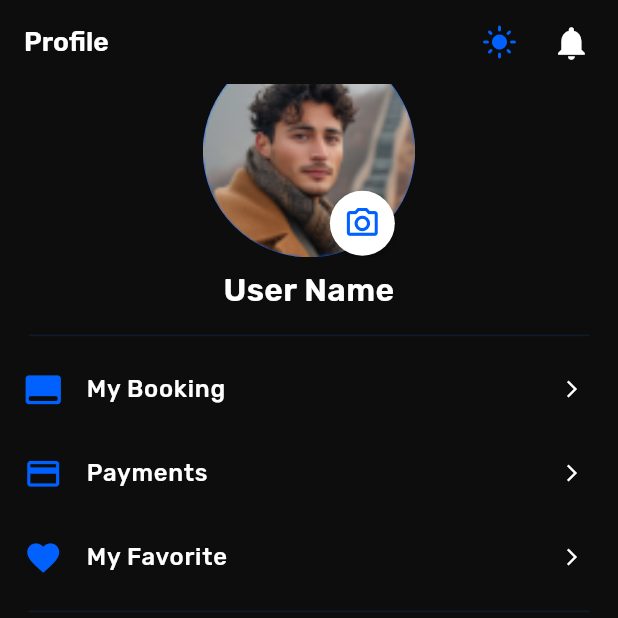
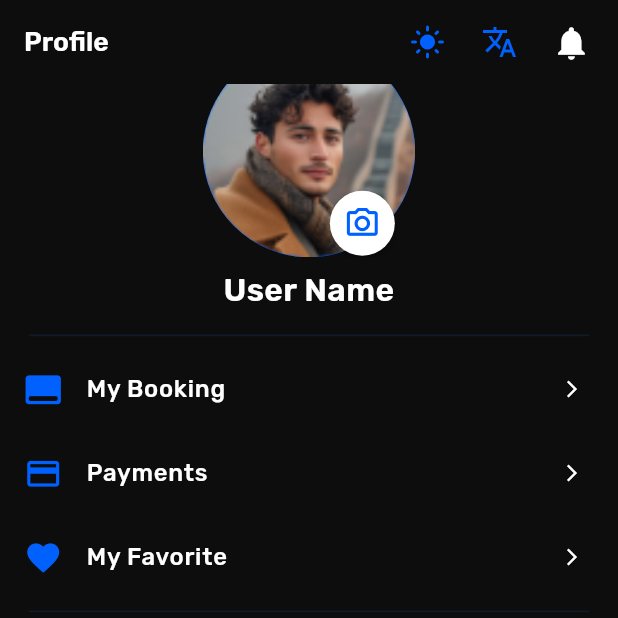
Before and after one commit to Dada6x/easyrent, a Flutter app: the screen it shows after launch, item 3 of the bottom bar chosen, scrolled down 49 dp, after a tap on the "dark mode" icon, on a phone screen of 412 x 824 dp, the top half of it. Run offline on Flutter 3.47's test engine with Material 3 defaults, Android fonts, the phone set to English and light mode, and no system bars; our stand-ins replace animated_theme_switcher, card_swiper, dio, fancy_shimmer_image, flutter_map, flutter_screenutil and 8 more; missing offline and left inert: panorama_viewer.

Commit message:
testing saving prefrences for the theme and the language

```diff
--- a/lib/core/services/app/controller/app_controller.dart
+++ b/lib/core/services/app/controller/app_controller.dart
@@ -7,14 +7,16 @@ import 'package:internet_connection_checker_plus/internet_connection_checker_plu
 //! this controller manage three things theme , language , and internet connection
 class AppController extends GetxController {
   RxBool isDarkMode = false.obs;
-  bool isArabic = true;
+  RxBool isArabic = true.obs;
+  RxBool isOffline = true.obs;
+
+  // change language
   void changeLang(String codeLang) {
     Locale locale = Locale(codeLang);
     Get.updateLocale(locale);
   }
 
-
-  RxBool isOffline = true.obs;
+  // check internet connection
   StreamSubscription? _internetConnectionStreamSubscription;
   void _checkInternetConnection() {
     _internetConnectionStreamSubscription =
--- a/lib/main.dart
+++ b/lib/main.dart
@@ -7,10 +7,15 @@ import 'package:flutter/material.dart';
 import 'package:flutter/services.dart';
 import 'package:flutter_screenutil/flutter_screenutil.dart';
 import 'package:get/get.dart';
+import 'package:shared_preferences/shared_preferences.dart';
 import 'package:skeletonizer/skeletonizer.dart';
 
-bool isOffline = !Get.find<AppController>().isOffline.value;
-void main() {
+// bool isOffline = !Get.find<AppController>().isOffline.value;
+bool isOffline = false;
+
+void main() async {
+  WidgetsFlutterBinding.ensureInitialized();
+  await SharedPreferences.getInstance();
   SystemChrome.setSystemUIOverlayStyle(
     const SystemUiOverlayStyle(statusBarColor: Colors.transparent),
   );
@@ -20,11 +25,9 @@ void main() {
     minTextAdapt: true,
     splitScreenMode: true,
     builder: (context, child) {
-      // Put AppController before building the app
       Get.put(AppController());
-
       return ThemeProvider(
-        initTheme: Themes().lightMode, // or load from storage
+        initTheme: Themes().lightMode,
         builder: (_, theme) {
           return GetMaterialApp(
             debugShowCheckedModeBanner: false,
--- a/lib/presentation/views/profile/widgets/profileappbar.dart
+++ b/lib/presentation/views/profile/widgets/profileappbar.dart
@@ -1,5 +1,5 @@
 import 'package:easyrent/core/utils/textStyles.dart';
-import 'package:easyrent/presentation/views/profile/widgets/test.dart';
+import 'package:easyrent/presentation/views/profile/widgets/them_language_buttons%20widget.dart';
 import 'package:flutter/material.dart';
 import 'package:flutter_screenutil/flutter_screenutil.dart';
 import 'package:get/get.dart';
@@ -19,7 +19,7 @@ AppBar profileAppbar() {
         padding: EdgeInsets.all(8.0.r),
         child: Row(
           children: [
-           telegramSwitchButton(),
+            const Theme_languageRow(),
             IconButton(
                 onPressed: () {},
                 icon: Icon(
--- a/lib/presentation/views/profile/widgets/test.dart
+++ /dev/null
@@ -1,30 +0,0 @@
-import 'package:animated_theme_switcher/animated_theme_switcher.dart';
-import 'package:easyrent/core/services/app/theme/themes.dart';
-import 'package:flutter/material.dart';
-
-Widget telegramSwitchButton() {
-  return ThemeSwitcher(
-    clipper: const ThemeSwitcherCircleClipper(),
-    builder: (context) {
-      return IconButton(
-        icon: Icon(
-          color: Theme.of(context).colorScheme.primary,
-          ThemeModelInheritedNotifier.of(context).theme.brightness ==
-                  Brightness.light
-              ? Icons.dark_mode
-              : Icons.light_mode,
-        ),
-        onPressed: () {
-          var brightness =
-              ThemeModelInheritedNotifier.of(context).theme.brightness;
-          ThemeSwitcher.of(context).changeTheme(
-            theme: brightness == Brightness.light
-                ? Themes().darkMode
-                : Themes().lightMode,
-            isReversed: brightness == Brightness.light,
-          );
-        },
-      );
-    },
-  );
-}
--- /dev/null
+++ b/lib/presentation/views/profile/widgets/them_language_buttons widget.dart
@@ -0,0 +1,57 @@
+import 'package:animated_theme_switcher/animated_theme_switcher.dart';
+import 'package:easyrent/core/constants/colors.dart';
+import 'package:easyrent/core/services/app/controller/app_controller.dart';
+import 'package:easyrent/core/services/app/theme/themes.dart';
+import 'package:flutter/material.dart';
+import 'package:get/get.dart';
+import 'package:get/get_core/src/get_main.dart';
+
+class Theme_languageRow extends StatelessWidget {
+  const Theme_languageRow({super.key});
+
+  @override
+  Widget build(BuildContext context) {
+    final AppController _AppController = Get.put(AppController());
+
+    return Row(
+      children: [
+        ThemeSwitcher(
+          clipper: const ThemeSwitcherCircleClipper(),
+          builder: (context) {
+            return IconButton(
+              icon: Icon(
+                color: Theme.of(context).colorScheme.primary,
+                ThemeModelInheritedNotifier.of(context).theme.brightness ==
+                        Brightness.light
+                    ? Icons.dark_mode
+                    : Icons.light_mode,
+              ),
+              onPressed: () {
+                var brightness =
+                    ThemeModelInheritedNotifier.of(context).theme.brightness;
+                ThemeSwitcher.of(context).changeTheme(
+                  theme: brightness == Brightness.light
+                      ? Themes().darkMode
+                      : Themes().lightMode,
+                  isReversed: brightness == Brightness.light,
+                );
+                //!
+              },
+            );
+          },
+        ),
+        IconButton(
+            onPressed: () {
+              _AppController.isArabic.value = !_AppController.isArabic.value;
+              _AppController.isArabic.value
+                  ? _AppController.changeLang("en")
+                  : _AppController.changeLang("ar");
+            },
+            icon: const Icon(
+              Icons.translate,
+              color: primaryBlue,
+            ))
+      ],
+    );
+  }
+}
```
Also changed, not shown: lib/presentation/views/profile/widgets/language_button.dart (deleted, +0 -22 lines), lib/presentation/views/profile/widgets/theme_button.dart (deleted, +0 -26 lines).
